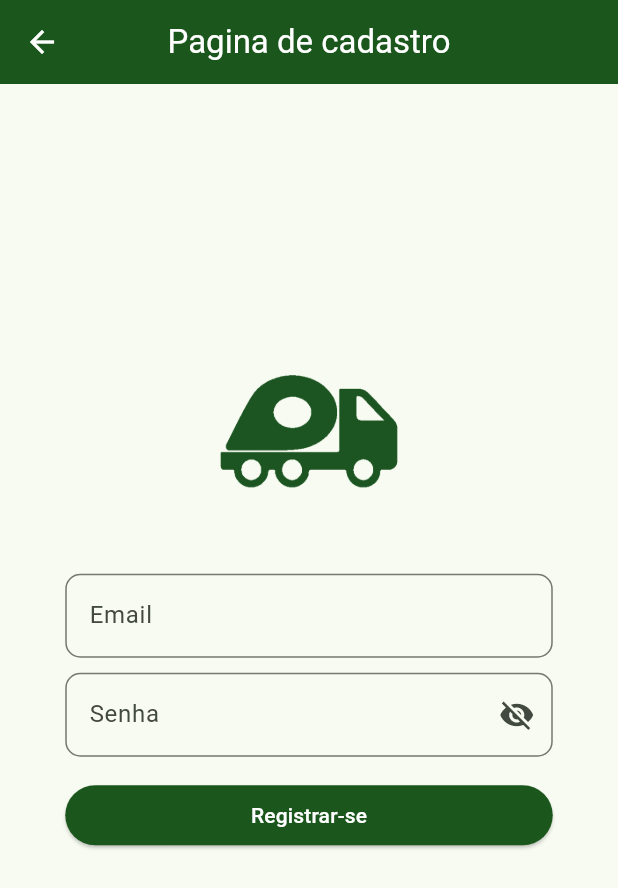
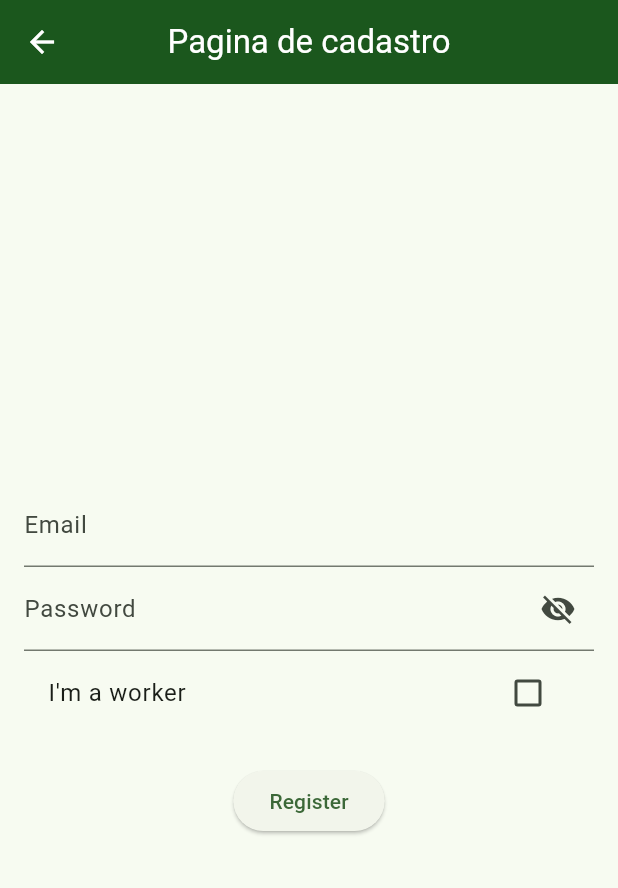
Before and after one commit to Wetto27/trashmap, a Flutter app: the RegisterPage screen opened by its route, on a phone screen of 412 x 824 dp. Shown: the top 888 px of the screen. Run offline on Flutter 3.47's test engine with Material 3 defaults, Android fonts, the phone set to English and light mode, and no system bars; our stand-ins replace awesome_notifications, cloud_firestore, firebase_auth, firebase_core, google_maps_flutter, location and 1 more; accounts and stored records are empty.

Commit message:
adicionado banco de dados sem regras

```diff
--- a/lib/pages/register_page.dart
+++ b/lib/pages/register_page.dart
@@ -1,3 +1,5 @@
+import 'package:cloud_firestore/cloud_firestore.dart';
+import 'package:firebase_auth/firebase_auth.dart';
 import 'package:flutter/material.dart';
 import 'package:trashmap/widgets/recyclers/custom_app_bar.dart';
 
@@ -11,93 +13,88 @@ class RegisterPage extends StatefulWidget {
 class _RegisterPageState extends State<RegisterPage> {
   final TextEditingController emailController = TextEditingController();
   final TextEditingController passwordController = TextEditingController();
+final TextEditingController workerIdController = TextEditingController();
+  final FirebaseAuth _auth = FirebaseAuth.instance;
+  bool _showPassword = false;
+  bool _isWorker = false;
 
-  void register() {
-    String email = emailController.text;
-    String password = passwordController.text;
+ void register() async {
+    try {
+      UserCredential userCredential = await _auth.createUserWithEmailAndPassword(
+        email: emailController.text,
+        password: passwordController.text,
+      );
 
-    // Perform login logic here (e.g., validate credentials)
+      // Save additional user info
+      await FirebaseFirestore.instance
+          .collection('users')
+          .doc(userCredential.user!.uid)
+          .set({
+        'email': emailController.text,
+        'isWorker': _isWorker,
+        'workerId': _isWorker ? workerIdController.text : null,
+      });
 
-    if (email.isNotEmpty && password.isNotEmpty) {
-      Navigator.pushReplacementNamed(context, '/login');
+      if (_isWorker) {
+        Navigator.pushReplacementNamed(context, '/home');
+      } else {
+        Navigator.pushReplacementNamed(context, '/user_home');
+      }
+    } catch (e) {
+      ScaffoldMessenger.of(context).showSnackBar(
+        SnackBar(content: Text('Registration failed: $e')),
+      );
     }
   }
-  bool _showPassword = false;
+
   @override
   Widget build(BuildContext context) {
     return Scaffold(
       appBar: customAppBar(context, 'Pagina de cadastro'),
-      body: SizedBox(
-        width: MediaQuery.of(context).size.width,
-        height: MediaQuery.of(context).size.height,
-        child: Padding(
-          padding: const EdgeInsets.all(10.0),
+      body: Padding(
+        padding: EdgeInsets.all(16.0),
         child: Column(
           mainAxisAlignment: MainAxisAlignment.center,
           children: [
-              Image.asset(
-                'assets/images/greentruckicon.png',
-                width: 150,
-                height: 150,
+            TextField(
+              controller: emailController,
+              decoration: InputDecoration(labelText: 'Email'),
             ),
-              const SizedBox(height: 20),
-              SizedBox(
-                width: 325,
-                child: TextField(
-                  controller: emailController,
-                  keyboardType: TextInputType.emailAddress,
-                  textInputAction: TextInputAction.next,
+            TextField(
+              controller: passwordController,
               decoration: InputDecoration(
-                    labelText: 'Email',
-                    border: OutlineInputBorder(
-                      borderRadius: BorderRadius.circular(10),
-                    ),
-                  ),
-                ),
-              ),
-              const SizedBox(height: 10),
-              SizedBox(
-                width: 325,
-                child: TextField(
-                  controller: passwordController,
-                  textInputAction: TextInputAction.go,
-                  obscureText: _showPassword == false ? true : false,
-                  decoration: InputDecoration(
-                    suffixIcon: GestureDetector(
-                      child: Icon(_showPassword == false ? Icons.visibility_off : Icons.visibility),
-                      onTap: (){
+                labelText: 'Password',
+                suffixIcon: IconButton(
+                  icon: Icon(_showPassword ? Icons.visibility : Icons.visibility_off),
+                  onPressed: () {
                     setState(() {
                       _showPassword = !_showPassword;
                     });
                   },
                 ),
-                    labelText: 'Senha',
-                    border: OutlineInputBorder(
-                      borderRadius: BorderRadius.circular(10),
               ),
+              obscureText: !_showPassword,
             ),
+            CheckboxListTile(
+              title: Text("I'm a worker"),
+              value: _isWorker,
+              onChanged: (bool? value) {
+                setState(() {
+                  _isWorker = value!;
+                });
+              },
             ),
+            if (_isWorker)
+              TextField(
+                controller: workerIdController,
+                decoration: InputDecoration(labelText: 'Worker ID'),
               ),
-              const SizedBox(height: 15),
-              SizedBox(
-                width: 325,
-                child: ElevatedButton(
-                  style: const ButtonStyle(
-                    backgroundColor: WidgetStatePropertyAll<Color>(
-                      Color(0xFF1B571D),
+            SizedBox(height: 20),
+            ElevatedButton(
+              child: Text('Register'),
+              onPressed: register,
             ),
-                  ),
-                  onPressed: register,
-                  child: const Text('Registrar-se',
-                  style: TextStyle(
-                      color: Colors.white
-                  ),
-                  ),
-                ),
-              ),
-              const SizedBox(height: 100),
           ],
-          ),
         ),
       ),
     );
--- a/lib/services/notification_services.dart
+++ b/lib/services/notification_services.dart
@@ -1,6 +1,6 @@
 import 'package:awesome_notifications/awesome_notifications.dart';
 import 'package:flutter/material.dart';
-import 'package:trashmap/pages/home_page.dart';
+import 'package:trashmap/pages/worker_home_page.dart';
 import 'package:trashmap/widgets/controllers/map_controller.dart';
 
 class NotificationService {
@@ -72,7 +72,7 @@ class NotificationService {
           if(payload["navigate"] == "true") {
             MapController.navigatorKey.currentState?.push(
               MaterialPageRoute(
-                builder: (_) => const HomePage(),
+                builder: (_) => const WorkerHomePage(),
               ),
             );
           }
--- a/lib/widgets/controllers/app_widget.dart
+++ b/lib/widgets/controllers/app_widget.dart
@@ -1,5 +1,6 @@
 import 'package:flutter/material.dart';
-import 'package:trashmap/pages/home_page.dart';
+import 'package:trashmap/pages/user_home_page.dart';
+import 'package:trashmap/pages/worker_home_page.dart';
 import 'package:trashmap/pages/login_page.dart';
 import 'package:trashmap/pages/register_page.dart';
 
@@ -15,7 +16,8 @@ class AppWidget extends StatelessWidget {
       routes: {
         '/login': (context) => const LoginPage(),
         '/register':(context) => const RegisterPage(),
-        '/home': (context) => const HomePage(),
+        '/worker_home': (context) => const WorkerHomePage(),
+        '/user_home': (context) => const UserHomePage(),
       },
       theme: ThemeData(
         colorScheme: ColorScheme.fromSeed(seedColor: Color(0xFF1B571D)),
```
Also changed, not shown: lib/pages/login_page.dart (+24 -7 lines), lib/pages/user_home_page.dart (added, +77 -0 lines), lib/pages/worker_home_page.dart (renamed from lib/pages/home_page.dart, +4 -4 lines), pubspec.yaml (+15 -6 lines), pubspec.lock, 29 other files. Lines whose indentation alone changed are shown as unchanged.
